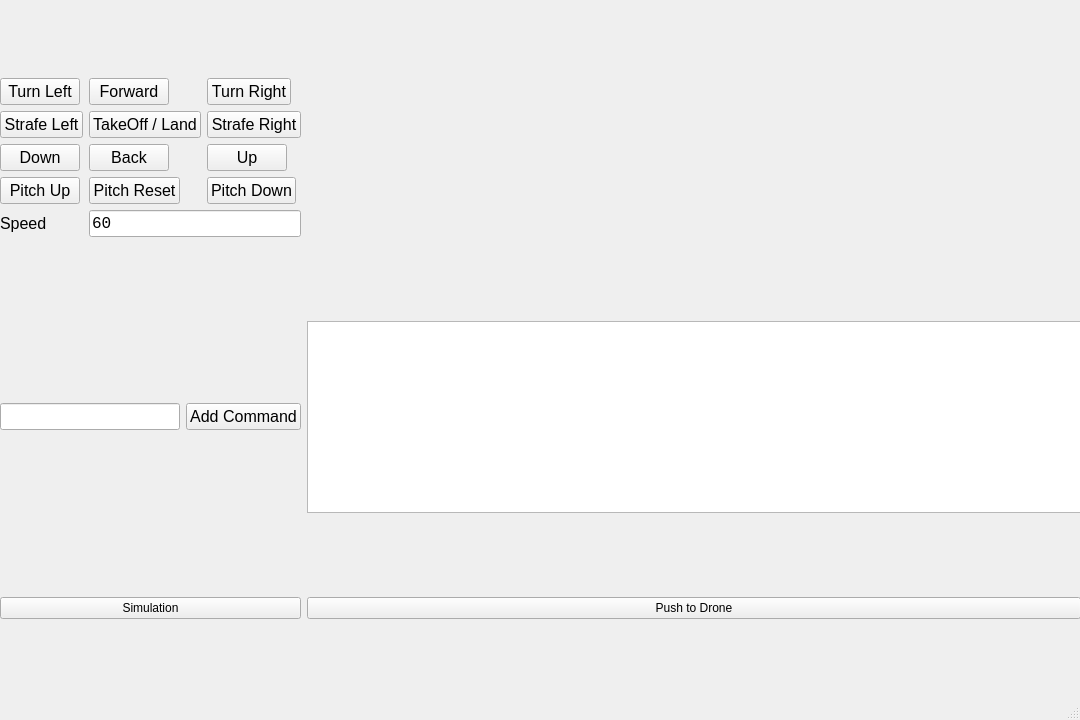
The window that PySide2GUI/ui/WubaGUI.ui (vladosaurus/tello) describes before a commit, drawn with Qt 5.
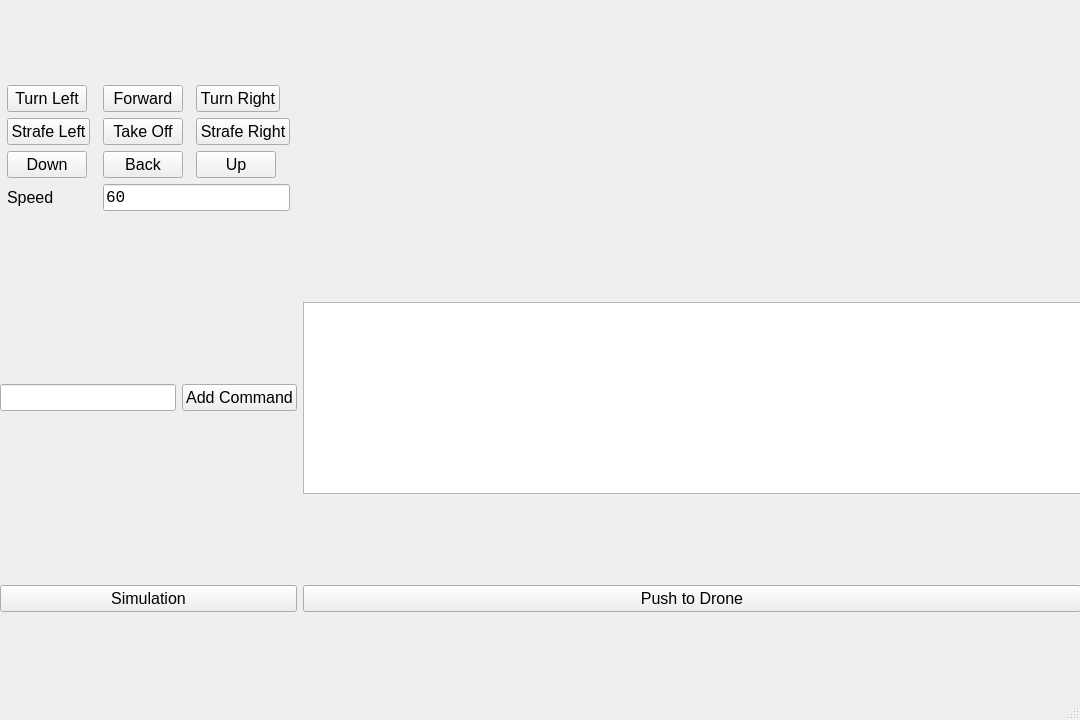
The same window after the commit.

Diff of the .ui file:
```diff
--- a/PySide2GUI/ui/WubaGUI.ui
+++ b/PySide2GUI/ui/WubaGUI.ui
@@ -70,7 +70,7 @@
           </font>
          </property>
          <property name="text">
-          <string>TakeOff / Land</string>
+          <string>Take Off</string>
          </property>
          <property name="shortcut">
           <string>5</string>
@@ -86,6 +86,18 @@
          </property>
         </widget>
        </item>
+       <item row="3" column="0">
+        <widget class="QLabel" name="label">
+         <property name="font">
+          <font>
+           <pointsize>12</pointsize>
+          </font>
+         </property>
+         <property name="text">
+          <string>Speed</string>
+         </property>
+        </widget>
+       </item>
        <item row="0" column="0">
         <widget class="QPushButton" name="bTurnLeft_2">
          <property name="sizePolicy">
@@ -167,30 +179,6 @@
          </property>
         </widget>
        </item>
-       <item row="3" column="0">
-        <widget class="QPushButton" name="bPitchUp">
-         <property name="sizePolicy">
-          <sizepolicy hsizetype="Fixed" vsizetype="Fixed">
-           <horstretch>0</horstretch>
-           <verstretch>0</verstretch>
-          </sizepolicy>
-         </property>
-         <property name="font">
-          <font>
-           <pointsize>12</pointsize>
-          </font>
-         </property>
-         <property name="text">
-          <string>Pitch Up</string>
-         </property>
-         <property name="autoRepeat">
-          <bool>true</bool>
-         </property>
-         <property name="autoRepeatDelay">
-          <number>100</number>
-         </property>
-        </widget>
-       </item>
        <item row="1" column="2">
         <widget class="QPushButton" name="bStrafeRight_2">
          <property name="sizePolicy">
@@ -245,51 +233,25 @@
          </property>
         </widget>
        </item>
-       <item row="3" column="2">
-        <widget class="QPushButton" name="bPitchDown">
+       <item row="3" column="1" colspan="2">
+        <widget class="QLineEdit" name="leSpeed">
          <property name="sizePolicy">
-          <sizepolicy hsizetype="Fixed" vsizetype="Fixed">
+          <sizepolicy hsizetype="Minimum" vsizetype="Fixed">
            <horstretch>0</horstretch>
            <verstretch>0</verstretch>
           </sizepolicy>
          </property>
          <property name="font">
           <font>
+           <family>Courier New</family>
            <pointsize>12</pointsize>
           </font>
          </property>
          <property name="text">
-          <string>Pitch Down</string>
+          <string>60</string>
          </property>
-         <property name="autoRepeat">
-          <bool>true</bool>
-         </property>
-         <property name="autoRepeatDelay">
-          <number>100</number>
-         </property>
-        </widget>
-       </item>
-       <item row="3" column="1">
-        <widget class="QPushButton" name="bPitchReset">
-         <property name="sizePolicy">
-          <sizepolicy hsizetype="Fixed" vsizetype="Fixed">
-           <horstretch>0</horstretch>
-           <verstretch>0</verstretch>
-          </sizepolicy>
-         </property>
-         <property name="font">
-          <font>
-           <pointsize>12</pointsize>
-          </font>
-         </property>
-         <property name="text">
-          <string>Pitch Reset</string>
-         </property>
-         <property name="autoRepeat">
-          <bool>true</bool>
-         </property>
-         <property name="autoRepeatDelay">
-          <number>100</number>
+         <property name="alignment">
+          <set>Qt::AlignLeading|Qt::AlignLeft|Qt::AlignVCenter</set>
          </property>
         </widget>
        </item>
@@ -347,40 +309,6 @@
          </property>
         </widget>
        </item>
-       <item row="4" column="1" colspan="2">
-        <widget class="QLineEdit" name="leSpeed">
-         <property name="sizePolicy">
-          <sizepolicy hsizetype="Minimum" vsizetype="Fixed">
-           <horstretch>0</horstretch>
-           <verstretch>0</verstretch>
-          </sizepolicy>
-         </property>
-         <property name="font">
-          <font>
-           <family>Courier New</family>
-           <pointsize>12</pointsize>
-          </font>
-         </property>
-         <property name="text">
-          <string>60</string>
-         </property>
-         <property name="alignment">
-          <set>Qt::AlignLeading|Qt::AlignLeft|Qt::AlignVCenter</set>
-         </property>
-        </widget>
-       </item>
-       <item row="4" column="0">
-        <widget class="QLabel" name="label">
-         <property name="font">
-          <font>
-           <pointsize>12</pointsize>
-          </font>
-         </property>
-         <property name="text">
-          <string>Speed</string>
-         </property>
-        </widget>
-       </item>
       </layout>
      </item>
      <item row="3" column="0">
@@ -429,6 +357,11 @@
      </item>
      <item row="4" column="1">
       <widget class="QPushButton" name="bPushToDrone">
+       <property name="font">
+        <font>
+         <pointsize>12</pointsize>
+        </font>
+       </property>
        <property name="text">
         <string>Push to Drone</string>
        </property>
@@ -452,6 +385,11 @@
      </item>
      <item row="4" column="0">
       <widget class="QPushButton" name="bSimulation">
+       <property name="font">
+        <font>
+         <pointsize>12</pointsize>
+        </font>
+       </property>
        <property name="text">
         <string>Simulation</string>
        </property>
```
Left out of the diff: 87 changed lines with no effect on the pictures.
